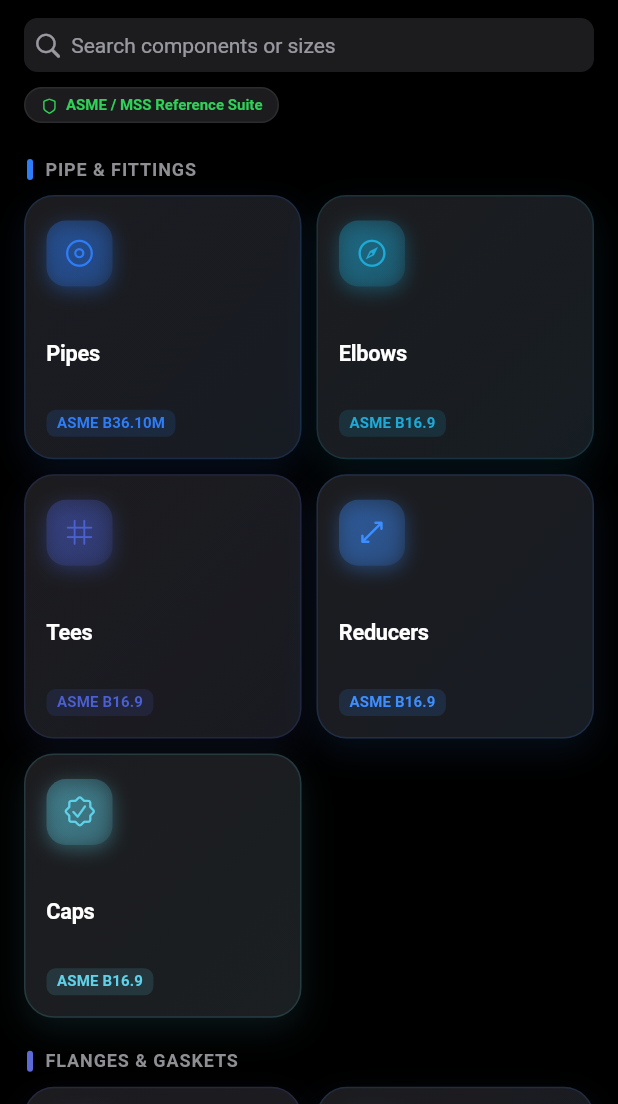
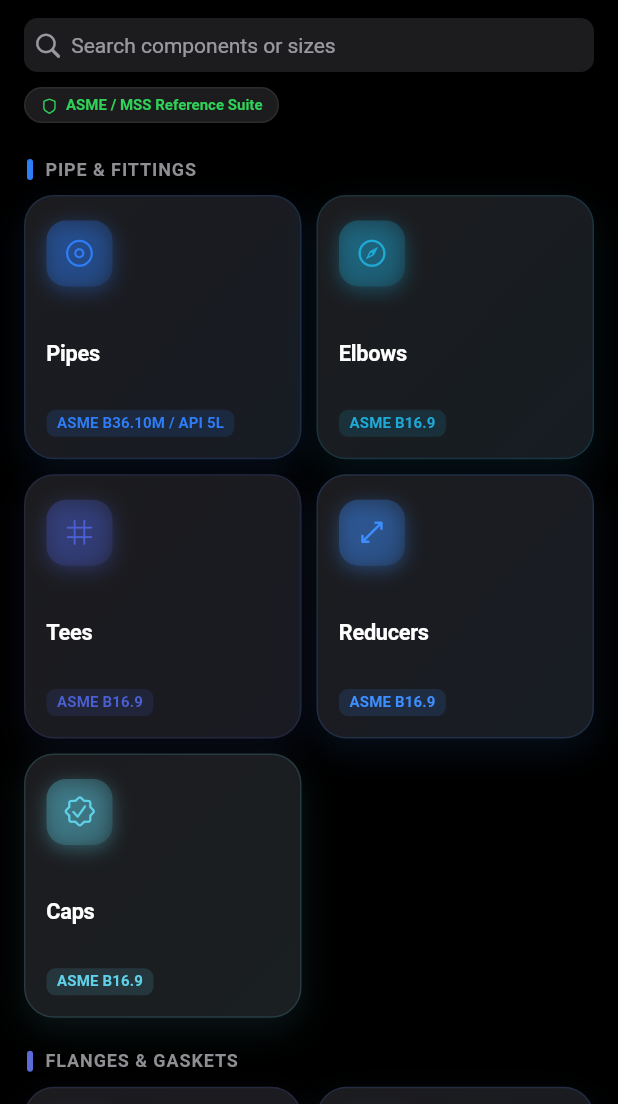
Before and after one commit to mrmahmoudaliyaei-hub/pipedata-app, a Flutter app: the screen it shows after launch, on a phone screen of 412 x 824 dp, the part 132-1236 px from its top. Run offline on Flutter 3.47's test engine with Material 3 defaults, Android fonts, the phone set to English and light mode, and no system bars; our stand-ins replace pdf, printing, shared_preferences.

Commit message:
Add API 5L to the Pipes category's standards
- category_meta.dart: the Pipes badge now reads 'ASME B36.10M / API 5L'
  instead of just ASME B36.10M — accurate, since API 5L line pipe uses
  the same OD/wall-thickness schedule tables this dataset already has
  (API 5L incorporates ASME/ANSI B36.10 dimensions for this).
- dimension_builder.dart: added a 'Standard' row to the Pipes Dimensions
  tab (it didn't have one before, unlike Flanges/Tees/Reducers/Gaskets/
  Valves, which all already show their governing standard there).

Pipeline (Transport) already used API 5L grades (X42/X52/X60/X65/X70)
for its own MAOP calculation — this makes the plain Pipes category
consistent with that instead of only mentioning ASME.

```diff
--- a/lib/core/category_meta.dart
+++ b/lib/core/category_meta.dart
@@ -67,7 +67,7 @@ class CategoryRegistry {
     CategoryMeta(
       category: ComponentCategory.pipe,
       label: 'Pipes',
-      standard: 'ASME B36.10M',
+      standard: 'ASME B36.10M / API 5L',
       icon: CupertinoIcons.smallcircle_circle,
       color: _blue,
       subOptionKind: SubOptionKind.schedules,
--- a/lib/core/dimension_builder.dart
+++ b/lib/core/dimension_builder.dart
@@ -26,6 +26,7 @@ Map<String, String> buildDimensionRows({
       d['Wall Thickness (t)'] = unitsController.format(s['thk'] as num);
       d['Inside Diameter (ID)'] = unitsController.format(s['id'] as num);
       d['Linear Weight'] = '${s['wt']} kg/m';
+      d['Standard'] = 'ASME B36.10M (dimensions also conform to API 5L line pipe)';
       break;
     case ComponentCategory.flange:
       final clss = item['classes'] as Map<String, dynamic>;
--- a/pubspec.yaml
+++ b/pubspec.yaml
@@ -1,7 +1,7 @@
 name: pipedata_pro
 description: "ASME Industrial Piping Engineering Workstation & Stress Calculator"
 publish_to: "none"
-version: 3.8.0+12
+version: 3.8.1+13
 
 environment:
   sdk: ">=3.0.0 <4.0.0"
```
